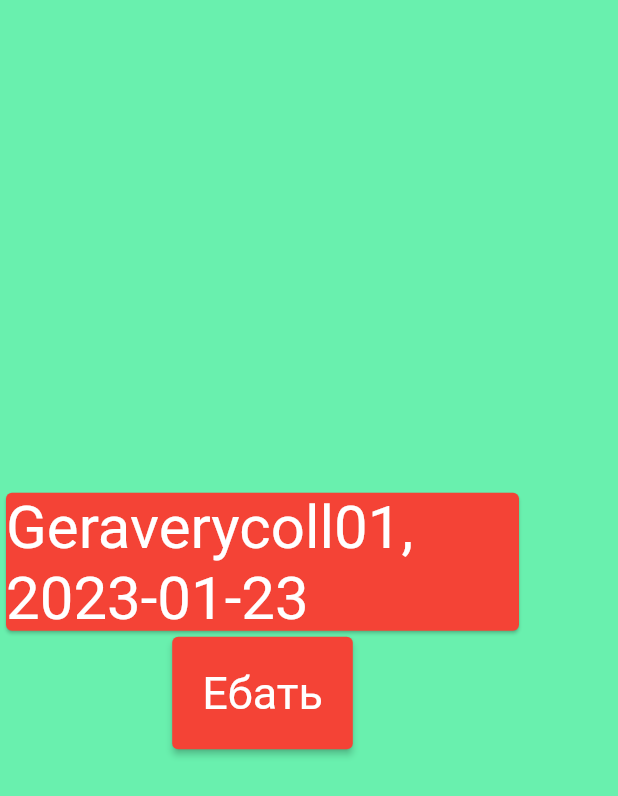
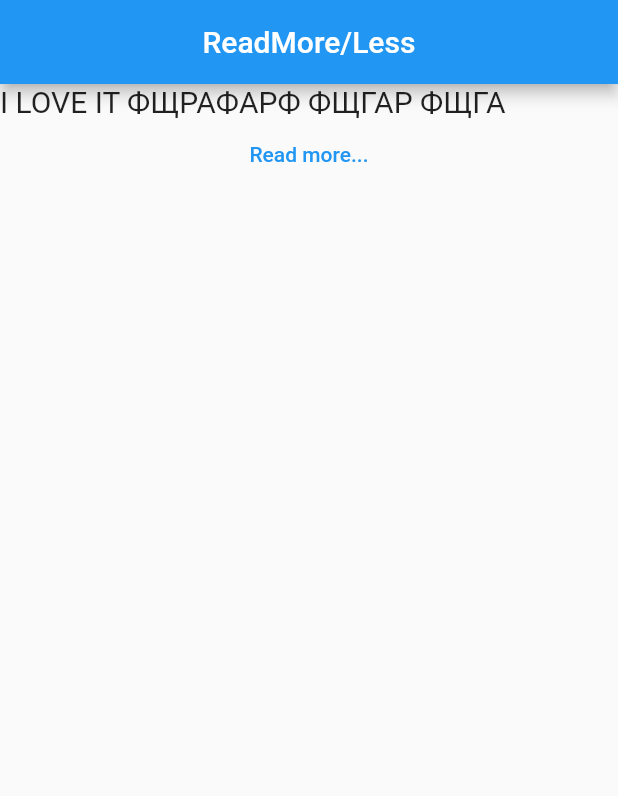
Before and after one commit to Sashulya00/leeesssfon1, a Flutter app: the screen it shows after launch, on a phone screen of 412 x 824 dp. Shown: the top 796 px of the screen. Run offline on Flutter 3.47's test engine with Material 2 defaults, Android fonts, the phone set to English and light mode, and no system bars.

Commit message:
put in order code, everything works fine, the latest version before installing the library

```diff
--- a/lib/first_application.dart
+++ b/lib/first_application.dart
@@ -1,40 +1,28 @@
 import 'package:flutter/material.dart';
+import 'package:leeesson1/read_more_widget.dart';
 
-class FirstApplication extends StatelessWidget {
-  FirstApplication({Key? key}) : super(key: key);
-  final date = DateTime.now();
+class FirstApplication extends StatefulWidget {
+  const FirstApplication({super.key});
+
+  @override
+  State<FirstApplication> createState() => _FirstApplicationState();
+}
+
+class _FirstApplicationState extends State<FirstApplication> {
+  static const title = "ReadMoreTutor";
+  static const appBarTitle = "ReadMore/Less";
 
   @override
   Widget build(BuildContext context) {
     return MaterialApp(
-      title: "Flutter Tutor",
+      title: title,
       home: Scaffold(
-        body: Column(
-          mainAxisAlignment: MainAxisAlignment.center,
-          children: [
-            SizedBox(
-              width: 350,
-              height: 100,
-              child: Card(
-                color: Colors.red,
-                child: Center(
-                  child: Text(
-                    "Geraverycoll01, $date",
-                    style: TextStyle(fontSize: 40.0, color: Colors.white),
-                  ),
-                ),
-              ),
-            ),
-        ElevatedButton(
-          child: Text("Ебать"),
-          onPressed: () {print("Жду 15 грн и баннерное место освободится!!!");},
-          style: ButtonStyle(
-              backgroundColor: MaterialStateProperty.all(Colors.red),
-              padding: MaterialStateProperty.all(EdgeInsets.all(20)),
-              textStyle: MaterialStateProperty.all(TextStyle(fontSize: 30))),)],),
-
-
-        backgroundColor: Colors.greenAccent,
+        appBar: AppBar(
+          title: const Center(
+            child: Text(appBarTitle),
+          ),
+        ),
+        body: const ReadMoreWidget(),
       ),
     );
   }
--- a/lib/main.dart
+++ b/lib/main.dart
@@ -2,8 +2,5 @@ import 'package:flutter/material.dart';
 import 'package:leeesson1/first_application.dart';
 
 void main() {
-  runApp(
-    FirstApplication()
-
-  );
+  runApp(const FirstApplication());
 }
--- /dev/null
+++ b/lib/read_more_widget.dart
@@ -0,0 +1,32 @@
+import 'package:flutter/material.dart';
+
+class ReadMoreWidget extends StatefulWidget {
+  const ReadMoreWidget({Key? key}) : super(key: key);
+
+  @override
+  State<ReadMoreWidget> createState() => _ReadMoreWidgetState();
+}
+
+class _ReadMoreWidgetState extends State<ReadMoreWidget> {
+  static const readMore = "Read more...";
+  static const readLess = "Read less...";
+  final String textLay =
+      "I LOVE IT ФЩРАФАРФ ФЩГАР ФЩГА РФЩАГ РФЩГАР ФЩГАР ЩГФРА ГЩФРА ЩГФРА ЩГФР ЩГРФЩАГ РФЩГ РАЩФГ РАЩГФР АЩГФРА ЩГФРА ЩГФРАЩГ РФЩГАР ЩГФР ГЩФР ЩГФР АЩГФРА ЩГФРАЩГ РГ РФЩАГ РФЩГРА!";
+
+  static const textStyle = TextStyle(fontSize: 20);
+  static const maxLinesWhenHidden = 1;
+  static const maxLinesWhenShown = 10;
+
+  int get maxLines => showLess ? maxLinesWhenHidden : maxLinesWhenShown;
+  String get buttonText => showLess ? readMore : readLess;
+
+  void onButtonPressed() => setState(() => showLess = !showLess);
+
+  var showLess = true;
+
+  @override
+  Widget build(BuildContext context) => Column(children: [
+        Text(textLay, style: textStyle, maxLines: maxLines),
+        TextButton(onPressed: onButtonPressed, child: Text(buttonText)),
+      ]);
+}
--- a/pubspec.yaml
+++ b/pubspec.yaml
@@ -31,6 +31,8 @@ environment:
 dependencies:
   flutter:
     sdk: flutter
+  readmore: ^2.2.0
+
 
 
   # The following adds the Cupertino Icons font to your application.
```
Also changed, not shown: pubspec.lock.
